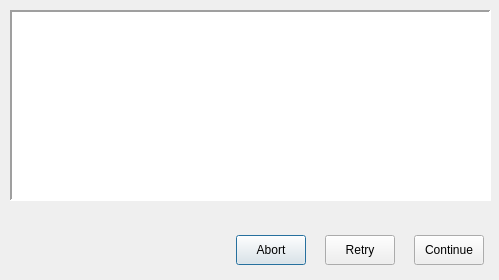
Old version of the form Widget_Library/wtf_user_prompt.ui in the repository 8foldrepo/RF_Balance_Profound.
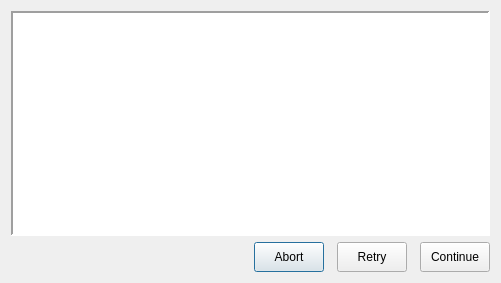
New version of the form.

Commit message: Fixed save to ua prompt

```diff
--- a/Widget_Library/wtf_user_prompt.ui
+++ b/Widget_Library/wtf_user_prompt.ui
@@ -6,22 +6,16 @@
             <rect>
                 <x>0</x>
                 <y>0</y>
-                <width>499</width>
-                <height>280</height>
+    <width>501</width>
+    <height>283</height>
             </rect>
         </property>
         <property name="windowTitle">
             <string>WTF user prompt</string>
         </property>
+  <layout class="QGridLayout" name="gridLayout">
+   <item row="0" column="0">
         <widget class="QTextBrowser" name="user_prompt_output">
-            <property name="geometry">
-                <rect>
-                    <x>10</x>
-                    <y>10</y>
-                    <width>481</width>
-                    <height>191</height>
-                </rect>
-            </property>
             <property name="frameShape">
                 <enum>QFrame::Panel</enum>
             </property>
@@ -32,15 +26,8 @@
                 <number>2</number>
             </property>
         </widget>
-        <widget class="QWidget" name="layoutWidget">
-            <property name="geometry">
-                <rect>
-                    <x>230</x>
-                    <y>230</y>
-                    <width>261</width>
-                    <height>41</height>
-                </rect>
-            </property>
+   </item>
+   <item row="1" column="0">
             <layout class="QHBoxLayout" name="buttons_horz">
                 <property name="spacing">
                     <number>13</number>
@@ -48,6 +35,9 @@
                 <property name="sizeConstraint">
                     <enum>QLayout::SetNoConstraint</enum>
                 </property>
+     <item>
+      <widget class="QWidget" name="widget" native="true"/>
+     </item>
                 <item>
                     <widget class="QPushButton" name="abort_button">
                         <property name="sizePolicy">
@@ -118,7 +108,8 @@
                     </widget>
                 </item>
             </layout>
-        </widget>
+   </item>
+  </layout>
     </widget>
     <resources/>
     <connections/>
```
Lines whose indentation alone changed are shown as unchanged. The commit also changes 2 other files.
